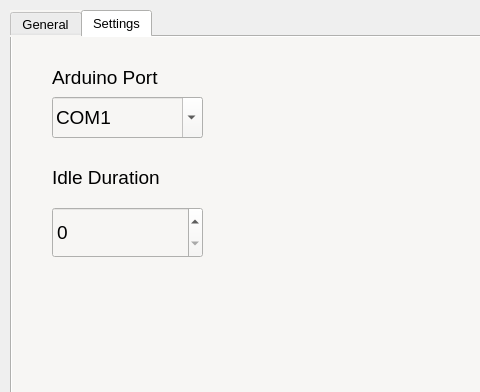
The window that src/MainWindow.ui (space-concordia-spacecraft/battery-test) describes before a commit, drawn with Qt 5; both pictures show x 0 to 480 and y 0 to 392 of the 1011 by 550 pixel window.
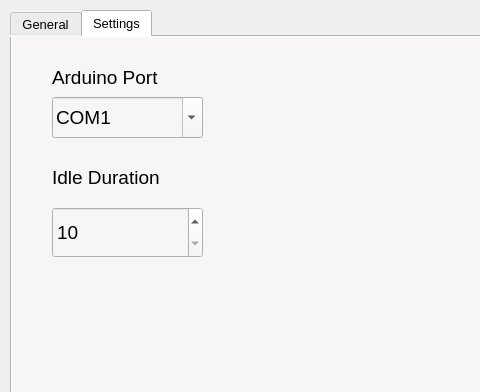
The same window after the commit. The open tabs and pages were chosen to show the change.

Commit message: battery monitor passed to window:

What changed in the file:
```diff
--- a/src/MainWindow.ui
+++ b/src/MainWindow.ui
@@ -849,6 +849,12 @@
         <pointsize>14</pointsize>
        </font>
       </property>
+      <property name="minimum">
+       <number>10</number>
+      </property>
+      <property name="maximum">
+       <number>600</number>
+      </property>
      </widget>
     </widget>
    </widget>
```
Left out of the diff: 4 changed lines with no effect on the pictures. The commit also changes 6 other files.
